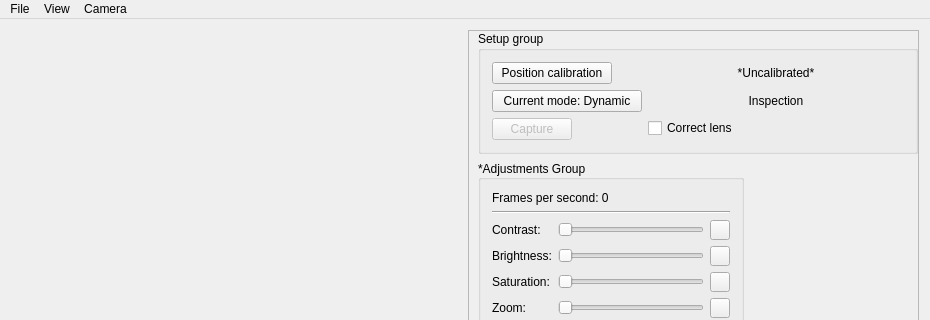
JustasBart/DigitalInspectionAndMeasurement, file mainwindow.ui: the form before one commit; both pictures show x 0 to 930 and y 0 to 320 of the 930 by 812 pixel window.
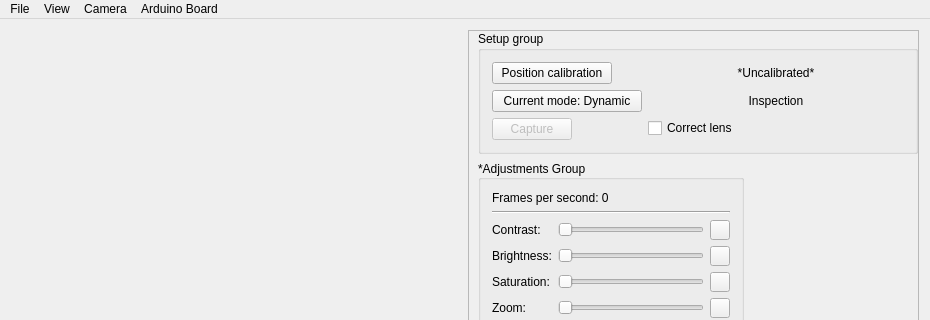
The form after the commit.

Patch:
```diff
--- a/mainwindow.ui
+++ b/mainwindow.ui
@@ -735,9 +735,18 @@
     </property>
     <addaction name="actionSet_to_defaults"/>
    </widget>
+   <widget class="QMenu" name="menuArduino_Board">
+    <property name="title">
+     <string>Arduino Board</string>
+    </property>
+    <addaction name="actionEnumerate_Ports"/>
+    <addaction name="actionAttempt_to_connect"/>
+    <addaction name="actionCheck_connection_status"/>
+   </widget>
    <addaction name="File"/>
    <addaction name="menuView"/>
    <addaction name="menuCamera"/>
+   <addaction name="menuArduino_Board"/>
   </widget>
   <action name="actionExit">
    <property name="text">
```
Left out of the diff: 15 changed lines with no effect on the pictures.
